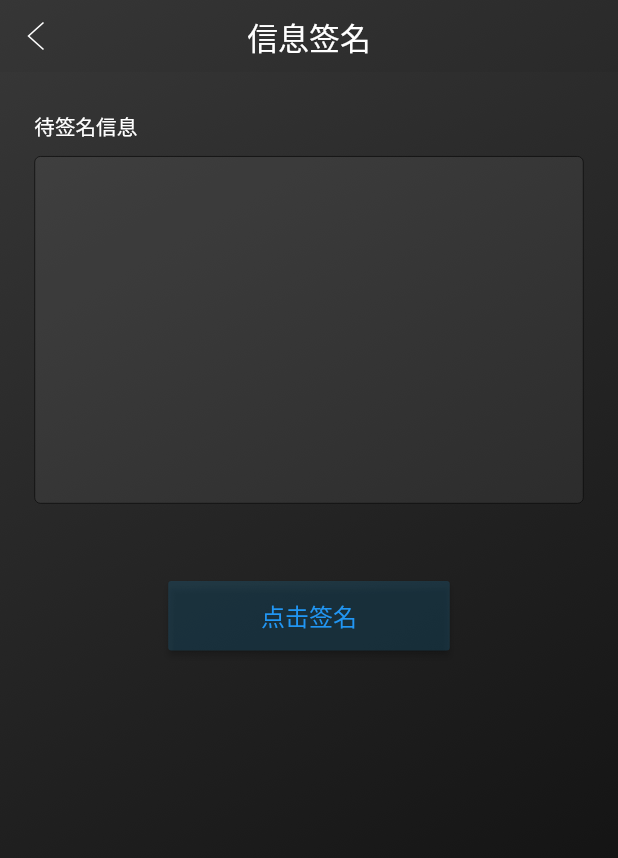
After one commit to scryinfo/cashbox, a Flutter app: the SignTxPage screen opened directly, on a phone screen of 412 x 824 dp. The commit adds this screen. Shown: the top 858 px of the screen. Run offline on Flutter 3.47's test engine with Material 2 defaults, Android fonts, the phone set to English and light mode, and no system bars; our stand-ins replace dio, fluro, flutter_easyrefresh, flutter_html, flutter_screenutil, flutter_swiper and 3 more; missing offline and left inert: flutter_webview_plugin; statements that could not run were skipped.

Commit message:
upd |> update sign tx info page

```diff
--- a/app/lib/main.dart
+++ b/app/lib/main.dart
@@ -3,6 +3,7 @@ import 'dart:io';
 import 'package:app/generated/i18n.dart';
 import 'package:app/provide/create_wallet_process_provide.dart';
 import 'package:app/provide/qr_info_provide.dart';
+import 'package:app/provide/sign_info_provide.dart';
 import 'package:app/provide/wallet_manager_provide.dart';
 import 'package:flutter/material.dart';
 import 'package:flutter/services.dart';
@@ -52,7 +53,10 @@ class MyApp extends StatelessWidget {
         ),
         ChangeNotifierProvider(
           builder: (_) => QrInfoProvide(),
-        )
+        ),
+        ChangeNotifierProvider(
+          builder: (_) => SignInfoProvide(),
+        ),
       ],
       child: Container(
         decoration: BoxDecoration(
--- /dev/null
+++ b/app/lib/page/sign_tx_page/sign_tx_page.dart
@@ -0,0 +1,121 @@
+import 'dart:typed_data';
+
+import 'package:app/generated/i18n.dart';
+import 'package:app/model/wallet.dart';
+import 'package:app/model/wallets.dart';
+import 'package:app/provide/sign_info_provide.dart';
+import 'package:app/provide/wallet_manager_provide.dart';
+import 'package:app/widgets/pwd_dialog.dart';
+import 'package:flutter/material.dart';
+import 'package:flutter_screenutil/flutter_screenutil.dart';
+import 'package:fluttertoast/fluttertoast.dart';
+import 'package:provider/provider.dart';
+import '../../res/resources.dart';
+import '../../routers/application.dart';
+import '../../routers/routers.dart';
+import '../../routers/fluro_navigator.dart';
+import '../../res/styles.dart';
+import '../../widgets/app_bar.dart';
+import 'package:app/util/qr_scan_util.dart';
+import '../../widgets/list_item.dart';
+
+class SignTxPage extends StatefulWidget {
+  @override
+  _SignTxPageState createState() => _SignTxPageState();
+}
+
+class _SignTxPageState extends State<SignTxPage> {
+  String _waitToSignInfo;
+
+  @override
+  void didChangeDependencies() {
+    super.didChangeDependencies();
+    _waitToSignInfo = Provider.of<SignInfoProvide>(context).waitToSignInfo;
+  }
+
+  @override
+  Widget build(BuildContext context) {
+    return Scaffold(
+      backgroundColor: Colors.transparent,
+      appBar: MyAppBar(
+        centerTitle: S.of(context).info_sign,
+        backgroundColor: Colors.transparent,
+      ),
+      body: _buildWaitToSignLayout(),
+    );
+  }
+
+  Widget _buildWaitToSignLayout() {
+    return Container(
+      width: ScreenUtil().setWidth(90),
+      height: ScreenUtil().setHeight(160),
+      decoration: BoxDecoration(
+        image: DecorationImage(image: AssetImage("assets/images/bg_graduate.png"), fit: BoxFit.fill),
+      ),
+      padding: EdgeInsets.only(left: ScreenUtil.instance.setWidth(5), right: ScreenUtil.instance.setWidth(5)),
+      child: Column(
+        children: <Widget>[
+          Gaps.scaleVGap(5),
+          Container(
+            alignment: Alignment.centerLeft,
+            child: Text(
+              S.of(context).wait_to_sign_info,
+              style: TextStyle(color: Colors.white, fontSize: ScreenUtil.instance.setSp(3)),
+            ),
+          ),
+          Gaps.scaleVGap(2),
+          Container(
+            alignment: Alignment.center,
+            height: ScreenUtil.instance.setHeight(45),
+            decoration: BoxDecoration(
+              color: Color.fromRGBO(255, 255, 255, 0.06),
+              border: Border.all(
+                width: 0.5,
+                color: Colors.black87,
+              ),
+              borderRadius: BorderRadius.circular(4),
+            ),
+            child: Text(_waitToSignInfo ?? "", style: TextStyle(color: Colors.white70, fontSize: ScreenUtil.instance.setSp(3))),
+          ),
+          Gaps.scaleVGap(10),
+          Container(
+            width: ScreenUtil().setWidth(41),
+            height: ScreenUtil().setHeight(9),
+            child: RaisedButton(
+              onPressed: () {
+                _showPwdDialog();
+              },
+              color: Color.fromRGBO(26, 141, 198, 0.20),
+              child: Text(
+                S.of(context).click_to_sign,
+                style: TextStyle(
+                  color: Colors.blue,
+                  letterSpacing: 0.03,
+                  fontSize: ScreenUtil.instance.setSp(3.5),
+                ),
+              ),
+            ),
+          ),
+        ],
+      ),
+    );
+  }
+
+  void _showPwdDialog() {
+    showDialog(
+      context: context,
+      builder: (BuildContext context) {
+        return PwdDialog(
+          title: S.of(context).pwd_verify,
+          hintContent: S.of(context).info_sign_hint,
+          hintInput: S.of(context).pls_input_wallet_pwd,
+          onPressed: (value) async {
+            print("_showPwdDialog   pwd is =========>" + value);
+            NavigatorUtils.goBack(context);
+            //todo JNI调用签名功能
+          },
+        );
+      },
+    );
+  }
+}
--- /dev/null
+++ b/app/lib/provide/sign_info_provide.dart
@@ -0,0 +1,16 @@
+import 'package:flutter/foundation.dart';
+
+class SignInfoProvide with ChangeNotifier {
+  String _waitToSignInfo;
+
+  get waitToSignInfo => _waitToSignInfo;
+
+  /*检查每次调用完毕，清理数据记录*/
+  void emptyData() {
+    this._waitToSignInfo = null;
+  }
+
+  void setWaitToSignInfo(String waitToSignInfo) {
+    this._waitToSignInfo = waitToSignInfo;
+  }
+}
--- a/app/lib/routers/router_handler.dart
+++ b/app/lib/routers/router_handler.dart
@@ -1,3 +1,4 @@
+import 'package:app/page/sign_tx_page/sign_tx_page.dart';
 import 'package:flutter/material.dart';
 import 'package:fluro/fluro.dart';
 
@@ -111,3 +112,6 @@ Handler aboutUsPageHandler = Handler(handlerFunc: (BuildContext context, Map<Str
 Handler createTestWalletHandler = Handler(handlerFunc: (BuildContext context, Map<String, List<String>> params) {
   return CreateTestWalletPage();
 });
+Handler signTxPageHandler = Handler(handlerFunc: (BuildContext context, Map<String, List<String>> params) {
+  return SignTxPage();
+});
--- a/app/lib/routers/routers.dart
+++ b/app/lib/routers/routers.dart
@@ -27,6 +27,7 @@ class Routes {
   static String transactionEeeDetailPage = '/transactioneeedetailpage';
   static String aboutUsPage = '/aboutuspage';
   static String createTestWalletPage = '/createtestwalletpage';
+  static String signTxPage = '/signtxpage';
 
   static void configureRoutes(Router router) {
     router.notFoundHandler = Handler(handlerFunc: (BuildContext context, Map<String, List<String>> params) {
@@ -57,5 +58,6 @@ class Routes {
     router.define(transactionHistoryPage, handler: transactionHistoryHandler);
     router.define(transactionEeeDetailPage, handler: transactionEeeDetailHandler);
     router.define(createTestWalletPage, handler: createTestWalletHandler);
+    router.define(signTxPage, handler: signTxPageHandler);
   }
 }
--- a/app/res/values/strings_en.arb
+++ b/app/res/values/strings_en.arb
@@ -113,5 +113,10 @@
   "qr_info_is_wrong": "不能识别二维码信息参数",
   "qr_info_is_out_of_date": "二维码信息过期或有效期信息有误，请检查二维码信息",
   "not_sure_chain_type": "不确定是哪条链,请检查二维码链类型信息",
-  "not_sure_operation_type": "不确定操作类型,请检查二维码链操作类型信息"
+  "not_sure_operation_type": "不确定操作类型,请检查二维码链操作类型信息",
+  "info_sign": "信息签名",
+  "wait_to_sign_info": "待签名信息",
+  "info_sign_hint": "请确认选择对应钱包后，输入密码进行签名",
+  "pwd_verify": "密码验证",
+  "click_to_sign": "点击签名"
 }
```
Also changed, not shown: app/lib/util/qr_scan_util.dart (+7 -4 lines), app/lib/widgets/pwd_dialog.dart (+12 -10 lines), app/lib/generated/i18n.dart.
